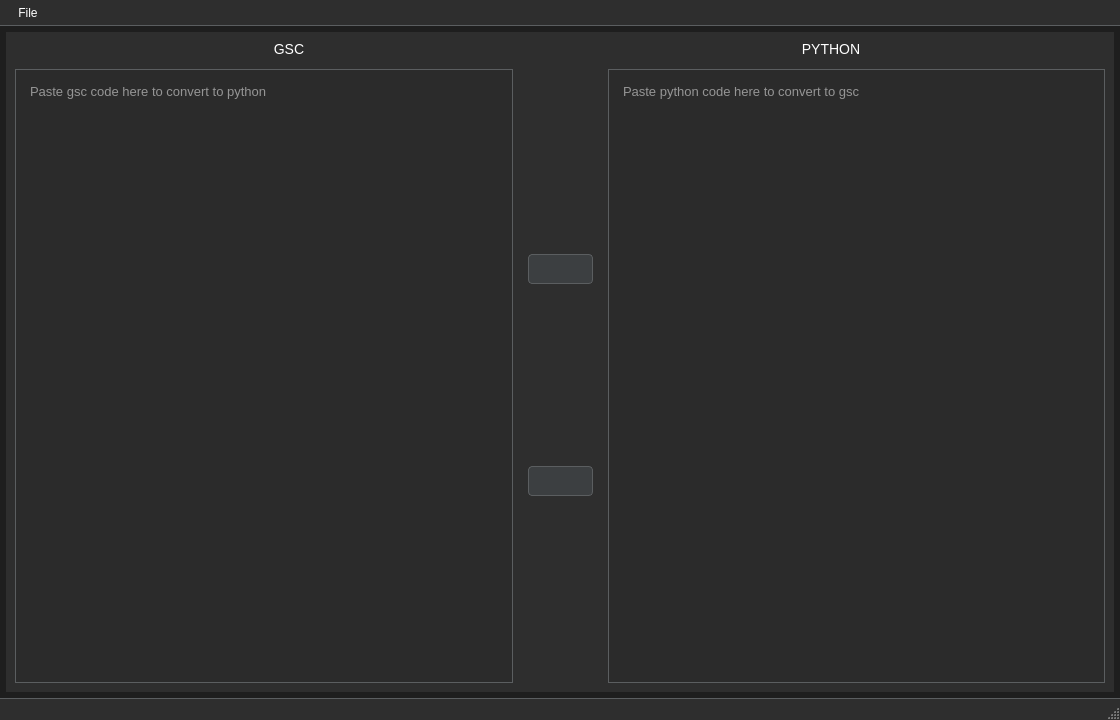
Above: Resources/UI/main_window.ui from Phils-Hub-Org/Call-of-Duty-World-at-War-GSC-to-Py-Bidirectional-Converter before the change. Below: the same form after it.
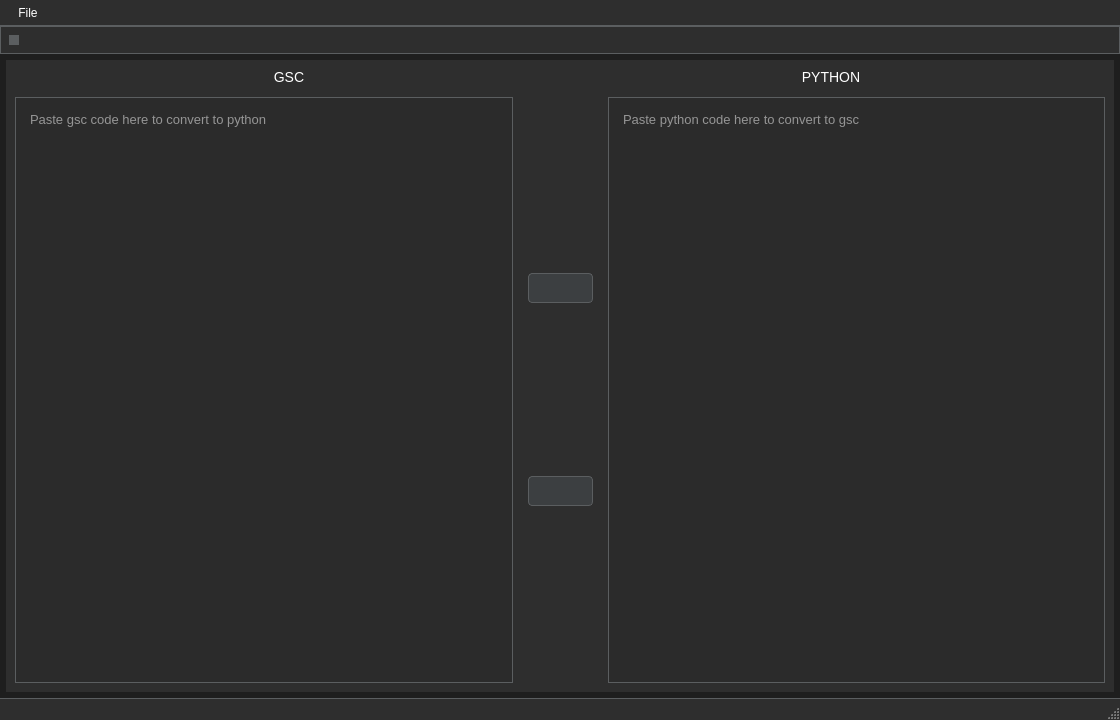
That is the form after the change. Icons and pictures are not drawn.

Diff of the .ui file:
```diff
--- a/Resources/UI/main_window.ui
+++ b/Resources/UI/main_window.ui
@@ -115,6 +115,7 @@
 QToolBar::handle {
     background-color: #5b5e60;      /* Light gray handle for draggable toolbars */
     width: 10px;                    /* Width of the handle */
+	height: 10px;
     margin: 4px;                    /* Margin around the handle */
 }
 
@@ -613,6 +614,17 @@
    </widget>
    <addaction name="menuFile"/>
   </widget>
+  <widget class="QToolBar" name="toolBar">
+   <property name="windowTitle">
+    <string>toolBar</string>
+   </property>
+   <attribute name="toolBarArea">
+    <enum>TopToolBarArea</enum>
+   </attribute>
+   <attribute name="toolBarBreak">
+    <bool>false</bool>
+   </attribute>
+  </widget>
   <action name="actionAbout">
    <property name="text">
     <string>About</string>
```
